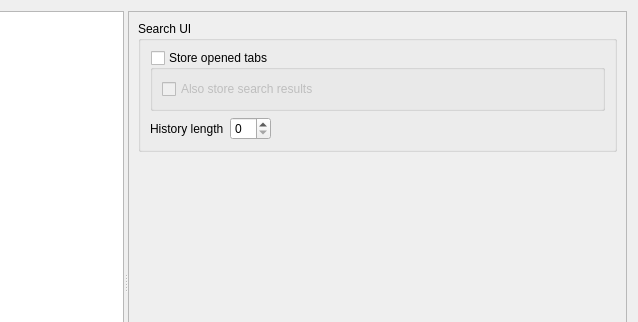
The window that src/gui/optionsdialog.ui (qbittorrent/qBittorrent) describes before a commit, drawn with Qt 5; both pictures show x 141 to 779 and y 0 to 322 of the 779 by 591 pixel window.
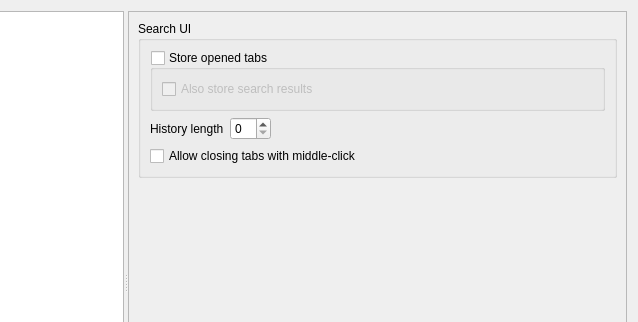
The same window after the commit. The open tabs and pages were chosen to show the change. Icons and pictures are not drawn. Custom widgets are drawn as their Qt base class.

Commit message: Add option to toggle closing search tabs with middle-click

Diff of the .ui file:
```diff
--- a/src/gui/optionsdialog.ui
+++ b/src/gui/optionsdialog.ui
@@ -3479,6 +3479,13 @@
                  </item>
                 </layout>
                </item>
+               <item>
+                <widget class="QCheckBox" name="checkCloseSearchTabWithMiddleClick">
+                 <property name="text">
+                  <string>Allow closing tabs with middle-click</string>
+                 </property>
+                </widget>
+               </item>
               </layout>
              </widget>
             </item>
```
The commit also changes 4 other files.
